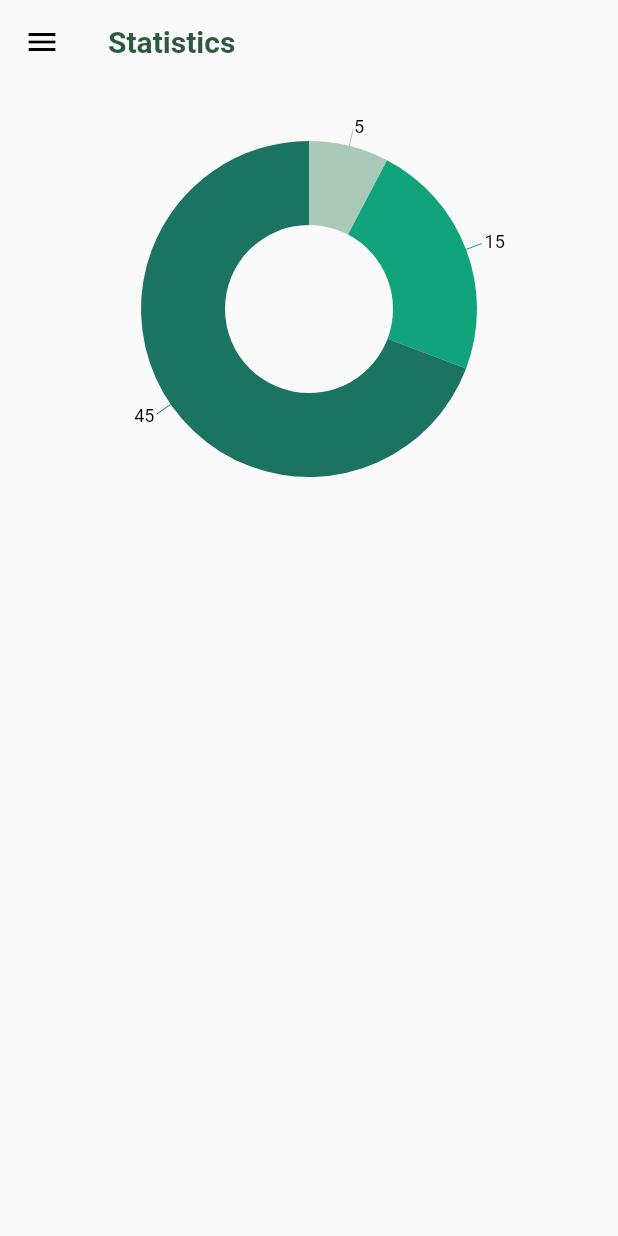
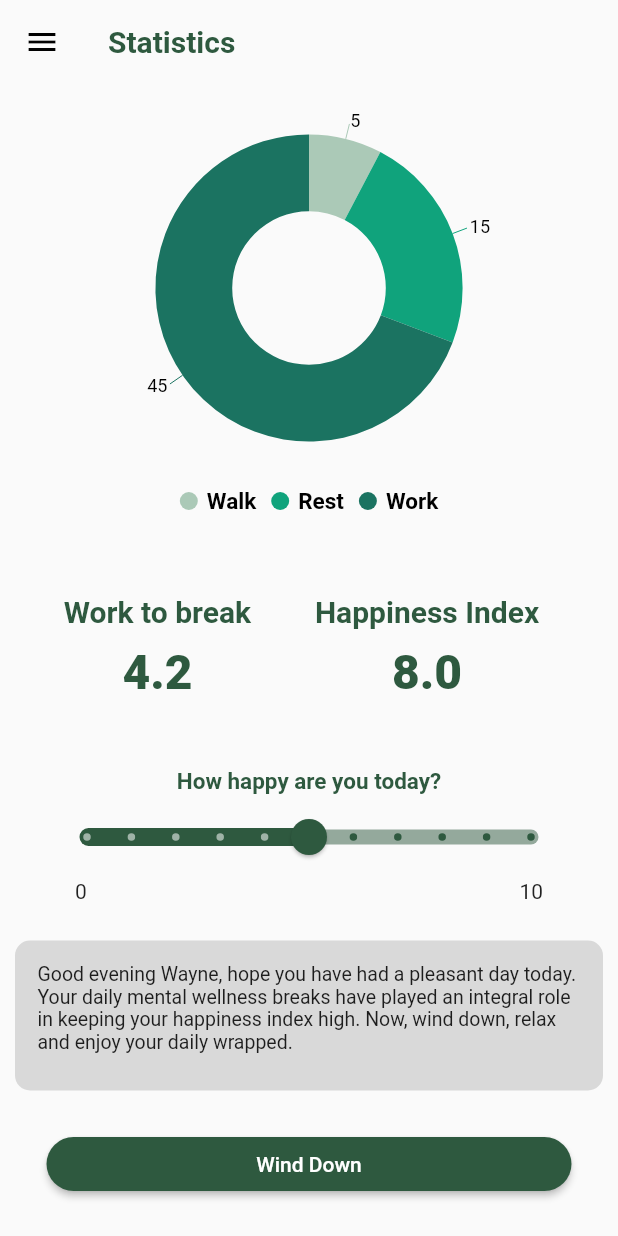
Before and after one commit to GSC-2023/Flutter_App, a Flutter app: the Statistics screen opened by its route, on a phone screen of 412 x 824 dp. Run offline on Flutter 3.47's test engine with Material 2 defaults, Android fonts, the phone set to English and light mode, and no system bars; our stand-ins replace flutter_datetime_picker, syncfusion_flutter_charts.

Commit message:
Update statistics.dart

```diff
--- a/break_app/lib/screens/statistics.dart
+++ b/break_app/lib/screens/statistics.dart
@@ -15,6 +15,8 @@ class Statistics extends StatefulWidget {
 }
 
 class _StatisticsState extends State<Statistics>{
+  double _currentSliderValue = 5.0;
+  final String windDownMessage = "Good evening Wayne, hope you have had a pleasant day today. Your daily mental wellness breaks have played an integral role in keeping your happiness index high. Now, wind down, relax and enjoy your daily wrapped.";
 
   // define any params here
     final List<ChartData> chartData = [
@@ -100,23 +102,151 @@ class _StatisticsState extends State<Statistics>{
         surfaceTintColor: Color(0xECEAEA),
         foregroundColor:  Color(0xECEAEA),
       ),
-      body: Column(
-        children: [
+      body: Column( // main column
+        children: [ // main column children
           SfCircularChart(
+            margin: EdgeInsets.symmetric(vertical:8, horizontal: 12.0),
+            legend: Legend(isVisible: true, position: LegendPosition.bottom, isResponsive: true, textStyle: TextStyle(fontSize: 15.0, fontWeight: FontWeight.bold)),
             series: <CircularSeries>[
               DoughnutSeries<ChartData, String>(
                 dataSource: chartData,
                 pointColorMapper: (ChartData data, _) => data.color,
                 xValueMapper: (ChartData data, _) => data.x,
                 yValueMapper:(ChartData data, _) => data.y,
+
                 dataLabelSettings: DataLabelSettings(
                   isVisible: true,
                   labelPosition: ChartDataLabelPosition.outside),
               )
             ],
+          ),
+          Padding(padding: EdgeInsets.fromLTRB(0, 40, 10, 10),
+          child: Row(
+
+            mainAxisAlignment: MainAxisAlignment.spaceEvenly,
+            children: [
+              Container(
+                child: Column(
+                  children: [
+                    Text("Work to break",
+                      style: TextStyle(fontSize : 20.0, fontWeight: FontWeight.bold, color: Color(0xff2E593F)),
+                    ),
+                    Padding(padding: EdgeInsets.symmetric(vertical:10.0),
+                    child:Text("4.2",
+                      style: TextStyle(fontSize : 32.0, fontWeight: FontWeight.w900, color: Color(0xff2E593F)),
+                    ), ),
+                  ],
+                )
+              ),
+              Container(
+                child: Column(
+                  children: [
+                    Text("Happiness Index",
+                      style: TextStyle(fontSize : 20.0, fontWeight: FontWeight.bold, color: Color(0xff2E593F)),
+                    ),
+                    Padding(padding: EdgeInsets.symmetric(vertical:10.0),
+                    child:Text("8.0",
+                      style: TextStyle(fontSize : 32.0, fontWeight: FontWeight.w900, color: Color(0xff2E593F)),
+                    ), ),
+                  ],
+                )
+              )
+          ],)),
+
+          Container(
+            alignment: Alignment.centerLeft,
+            child: Padding(
+              padding:EdgeInsets.all(25),
+              child:Column(
+                children: [
+                  Text("How happy are you today?",
+              style: TextStyle(fontSize : 15.0, fontWeight: FontWeight.bold, color: Color(0xff2E593F)),),
+              Column(children: [
+                SliderTheme(
+              data: SliderTheme.of(context).copyWith(
+                activeTrackColor: Color(0xff2E593F),
+                inactiveTrackColor: Color(0xff2E593F).withOpacity(0.5),
+                trackShape: RoundedRectSliderTrackShape(),
+                trackHeight: 10.0,
+                thumbColor: Colors.blueAccent,
+                thumbShape: RoundSliderThumbShape(enabledThumbRadius: 12.0),
+                overlayColor: Colors.red.withAlpha(32),
+                overlayShape: RoundSliderOverlayShape(overlayRadius: 28.0),
+              ),
+
+              child: Slider(
+              value: _currentSliderValue,
+              max: 10,
+              divisions: 10.toInt(),
+              activeColor: Color(0xff2E593F),
+              onChanged: (double value) {
+                setState(() {
+                  _currentSliderValue = value;
+                });
+              },
+            )
+
+            ),
+
+              ],),
+            Padding(padding: EdgeInsets.symmetric(horizontal: 25.0),
+              child:Row(
+              mainAxisAlignment: MainAxisAlignment.spaceBetween,
+              children: [
+
+              Text("0"),
+              Text("10")
+            ],)),
+
+                ]
+              )
+            )
+            ),
+
+
+        Padding(padding: EdgeInsets.symmetric(horizontal: 10.0),
+        child: Container(
+          height : 100,
+          width : 4000,
+          decoration: BoxDecoration(
+            color: Color(0xFFD9D9D9),
+            borderRadius: BorderRadius.all(Radius.circular(10.0)),
+          ),
+          child: Padding(padding: EdgeInsets.all(15.0),
+                  child: Text(windDownMessage,
+                  style: TextStyle(fontSize: 13.0),)
           )
-        ],
-      )
+        )),
+
+        Padding(padding:EdgeInsets.all(25),
+        child: Container(
+          alignment: Alignment.center,
+          child: ElevatedButton(
+        style: ElevatedButton.styleFrom(
+          primary: Color(0xff2E593F),
+          shape: RoundedRectangleBorder(
+            borderRadius: BorderRadius.circular(20)
+          ),
+          fixedSize: const Size(350,30),
+        ),
+        onPressed: (){
+          // send happines scale to db for backend analysis
+          // pop up to open spotify for calming tracks
+          Navigator.pushNamed(context, "/Home");
+          },
+          child: Text("Wind Down")),
+        )
+        )
+
+
+
+
+
+
+
+
+        ], // main column children
+      ) // main column
 
     );
   }
```
